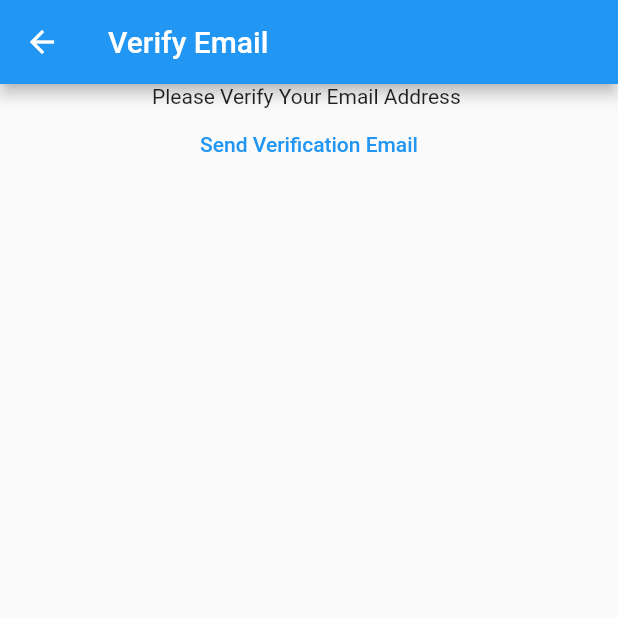
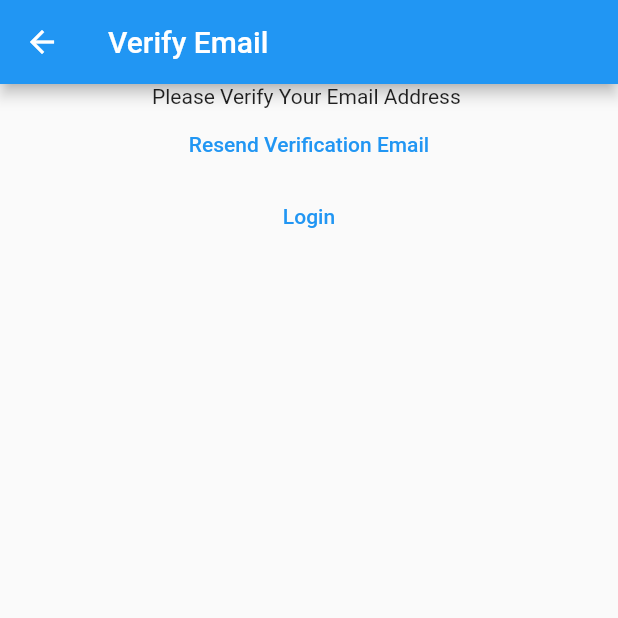
Before and after one commit to utkarshjaiswal0004/Flutter-Baisc-App, a Flutter app: the VerifyEmailView screen opened directly, on a phone screen of 412 x 824 dp, the top half of it. Run offline on Flutter 3.47's test engine with Material 2 defaults, Android fonts, the phone set to English and light mode, and no system bars; our stand-ins replace firebase_auth, firebase_core; missing offline and left inert: cloud_firestore_web, firebase_analytics_web, firebase_auth_web, firebase_core_web; accounts and stored records are empty.

Commit message:
Interlinking routes completed

```diff
--- a/lib/main.dart
+++ b/lib/main.dart
@@ -23,6 +23,8 @@ void main() {
       routes: {
         '/login/': (context) => const LoginView(),
         '/register/': (context) => const RegisterView(),
+        '/homeScreen/': (context) => const HomeScreen(),
+        '/verifyEmail/': (context) => const VerifyEmailView(),
       },
     ),
   );
--- a/lib/views/register_view.dart
+++ b/lib/views/register_view.dart
@@ -62,7 +62,11 @@ class _RegisterViewState extends State<RegisterView> {
                   email: email,
                   password: password,
                 );
-                devtools.log(userCredential.toString());
+                if (!mounted) return;
+                Navigator.of(context).pushNamedAndRemoveUntil(
+                  '/verifyEmail/',
+                  (route) => false,
+                );
               } on FirebaseAuthException catch (e) {
                 if (e.code == 'weak-password') {
                   devtools.log('Weak Password');
--- a/lib/views/verify_email_view.dart
+++ b/lib/views/verify_email_view.dart
@@ -31,7 +31,15 @@ class _VerifyEmailViewState extends State<VerifyEmailView> {
                   devtools.log(e.toString());
                 }
               },
-                child: const Text('Send Verification Email'))
+              child: const Text('Resend Verification Email'),
+            ),
+            TextButton(
+              onPressed: () {
+                Navigator.of(context)
+                    .pushNamedAndRemoveUntil('/login/', (route) => false);
+              },
+              child: const Text('Login'),
+            )
           ],
         ),
       ),
```
Also changed, not shown: lib/views/login_view.dart (+9 -4 lines), 8 other files. Lines whose indentation alone changed are shown as unchanged.
